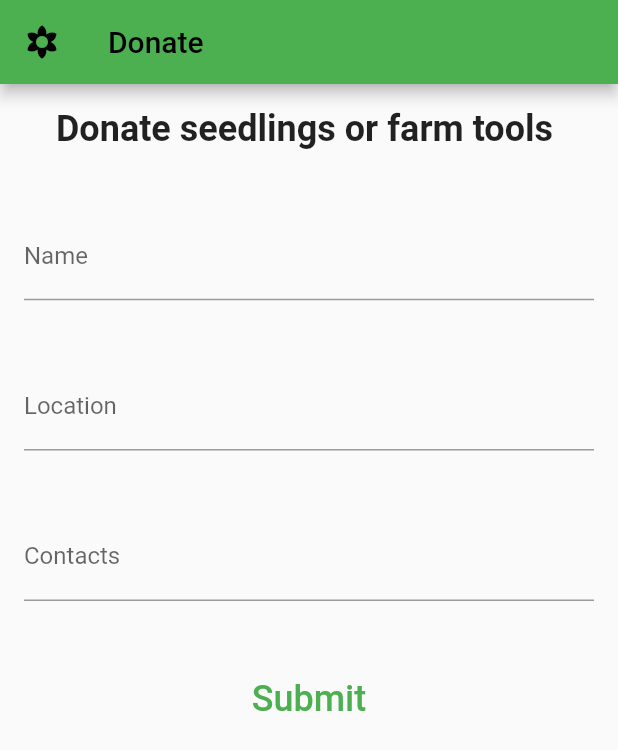
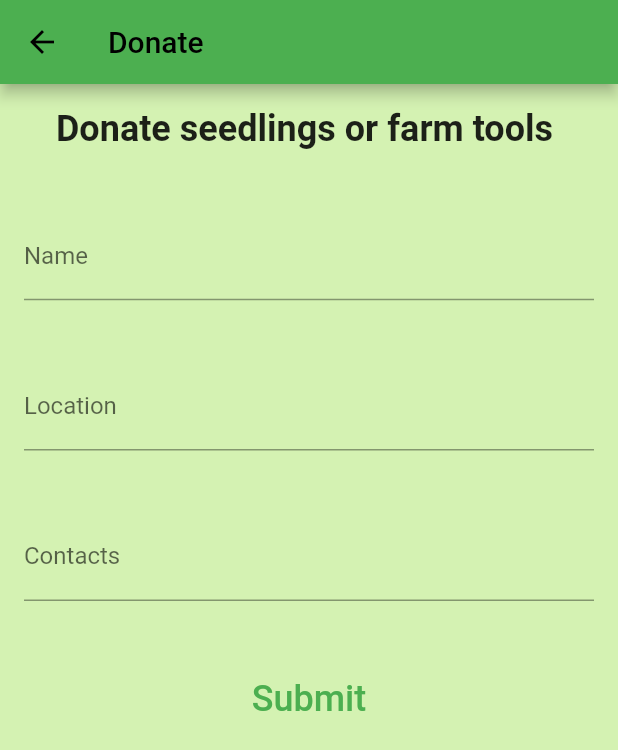
Before and after one commit to Hellen-Obwaya/betagric, a Flutter app: the Donations screen opened directly, after a tap on "Donate", on a phone screen of 412 x 824 dp. Shown: the top 750 px of the screen. Run offline on Flutter 3.47's test engine with Material 2 defaults, Android fonts, the light colour scheme and no system bars; our stand-ins replace firebase_core, flutter_smart_dialog, get; missing offline and left inert: dart:html; accounts and stored records are empty; network calls fail.

Commit message:
updated donate_form, donations,pop_up

```diff
--- a/lib/screens/donate_form.dart
+++ b/lib/screens/donate_form.dart
@@ -24,18 +24,20 @@ class _DonateState extends State<Donate> {
   @override
   Widget build(BuildContext context) {
     return Scaffold(
+      backgroundColor: Color.fromARGB(255, 212, 242, 178),
       //APPBAR
       appBar: AppBar(
         backgroundColor: Colors.green,
         title: Text("Donate"),
         leading: IconButton(
-          icon: Icon(Icons.filter_vintage),
+          icon: Icon(Icons.arrow_back),
           onPressed: () => Navigator.pop(context),
         ),
       ),
       //body
       body: Padding(
         padding: EdgeInsets.all(16),
+
         //form
         child: Form(
           key: _formKey,
--- a/lib/screens/donations.dart
+++ b/lib/screens/donations.dart
@@ -46,10 +46,10 @@ class Donations extends StatelessWidget {
         backgroundColor: Color.fromARGB(255, 41, 180, 73),
         shape: RoundedRectangleBorder(
             borderRadius: BorderRadius.only(
-                bottomLeft: Radius.circular(25),
-                bottomRight: Radius.circular(25),
-                topLeft: Radius.circular(25),
-                topRight: Radius.circular(25))),
+                bottomLeft: Radius.circular(5),
+                bottomRight: Radius.circular(5),
+                topLeft: Radius.circular(5),
+                topRight: Radius.circular(5))),
       ),
       body: ListView.builder(
         itemCount: 10,
@@ -138,7 +138,7 @@ class Donations extends StatelessWidget {
           "Donate",
           style: TextStyle(color: Colors.black, fontSize: 15),
         ),
-        backgroundColor: Color.fromARGB(255, 41, 180, 73),
+        backgroundColor: Color.fromARGB(255, 228, 236, 239),
       ),
     );
   }
--- a/lib/screens/pop_up.dart
+++ b/lib/screens/pop_up.dart
@@ -52,12 +52,12 @@ class PopUp extends StatelessWidget {
                     foregroundColor:
                         MaterialStateProperty.all<Color>(Colors.white),
                     backgroundColor: MaterialStateProperty.all<Color>(
-                        Color.fromARGB(255, 112, 132, 142)),
+                        Color.fromARGB(255, 41, 180, 73)),
                     shape: MaterialStateProperty.all<RoundedRectangleBorder>(
                         RoundedRectangleBorder(
                             borderRadius: BorderRadius.circular(8),
                             side: BorderSide(
-                              color: Color.fromARGB(255, 201, 193, 193),
+                              color: Color.fromARGB(255, 41, 180, 73),
                             )))),
                 onPressed: () {
                   Get.to(() => Dashboard());
```
